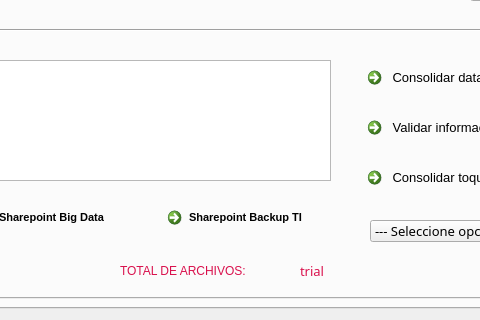
First picture: the form in gui/Project.ui, repository Recupera-Sas/devops_syncra, before the edit; both pictures show x 374 to 854 and y 436 to 756 of the 1014 by 756 pixel window.
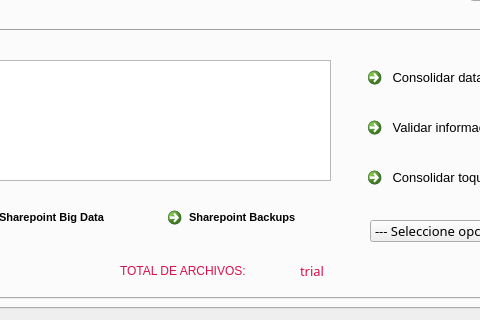
Second picture: the form after the edit. The open tabs and pages were chosen to show the change. Icons and pictures are not drawn.

Commit message: Se agrega hipervínculo de backups de Lumina

```diff
--- a/gui/Project.ui
+++ b/gui/Project.ui
@@ -4469,7 +4469,7 @@
 }</string>
         </property>
         <property name="text">
-         <string>Sharepoint Backup TI</string>
+         <string>Sharepoint Backups</string>
         </property>
         <property name="icon">
          <iconset>
```
Left out of the diff: 4 changed lines with no effect on the pictures. The commit also changes 1 other file.
